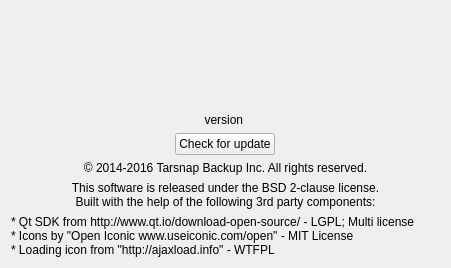
Qt form forms/aboutwidget.ui (Tarsnap/tarsnap-gui) before a commit.
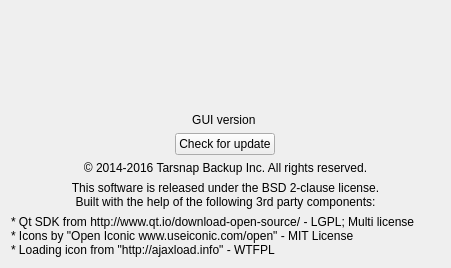
The same form after that commit. Icons and pictures are not drawn.

Commit message: about: replace "version" with "GUI version"

What changed in the file:
```diff
--- a/forms/aboutwidget.ui
+++ b/forms/aboutwidget.ui
@@ -41,7 +41,7 @@
    <item>
     <widget class="QLabel" name="versionLabel">
      <property name="text">
-      <string>version </string>
+      <string>GUI version </string>
      </property>
      <property name="alignment">
       <set>Qt::AlignCenter</set>
```
The commit also changes 1 other file.
